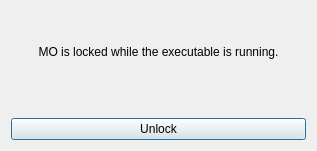
This is modorganizer/src/lockeddialog.ui in Holt59/mo2-merge as Qt 5 draws it before an edit. The edited form follows.
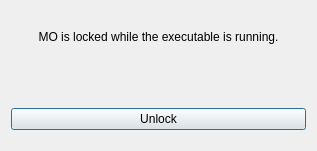
This is the edited form.

Commit message: [modorganizer] Locked dialog fixes (fix mainwindow modalness; use normal window to fix parentless scenario)

```diff
--- a/modorganizer/src/lockeddialog.ui
+++ b/modorganizer/src/lockeddialog.ui
@@ -30,7 +30,19 @@
      </property>
     </widget>
    </item>
-   <item>
+    <item>
+      <spacer name="verticalSpacer1">
+        <property name="orientation">
+          <enum>Qt::Vertical</enum>
+        </property>
+        <property name="sizeHint" stdset="0">
+          <size>
+            <height>10</height>
+          </size>
+        </property>
+      </spacer>
+    </item>
+    <item>
     <widget class="QLabel" name="processLabel">
      <property name="font">
       <font>
@@ -48,13 +60,37 @@
      </property>
     </widget>
    </item>
-   <item>
+    <item>
+      <spacer name="verticalSpacer2">
+        <property name="orientation">
+          <enum>Qt::Vertical</enum>
+        </property>
+        <property name="sizeHint" stdset="0">
+          <size>
+            <height>10</height>
+          </size>
+        </property>
+      </spacer>
+    </item>
+    <item>
     <widget class="QPushButton" name="unlockButton">
      <property name="text">
       <string>Unlock</string>
      </property>
     </widget>
    </item>
+    <item>
+      <spacer name="verticalSpacer3">
+        <property name="orientation">
+          <enum>Qt::Vertical</enum>
+        </property>
+        <property name="sizeHint" stdset="0">
+          <size>
+            <height>10</height>
+          </size>
+        </property>
+      </spacer>
+    </item>
   </layout>
  </widget>
  <resources/>
```
Left out of the diff: 2 changed lines with no effect on the pictures. The commit also changes 5 other files.
